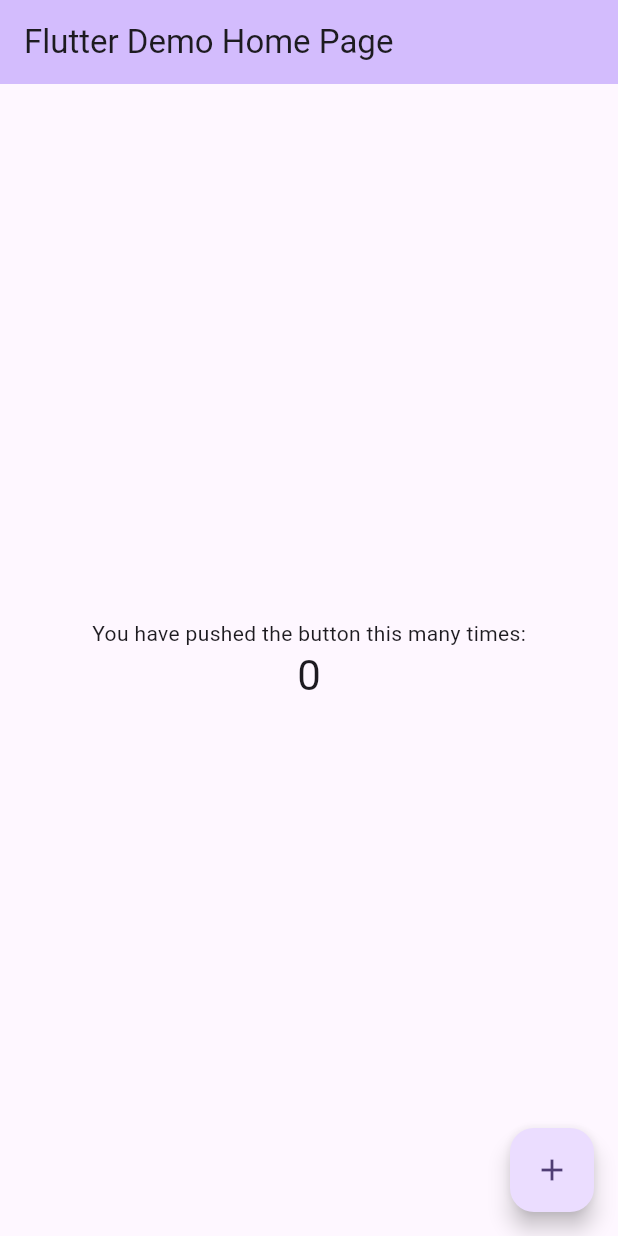
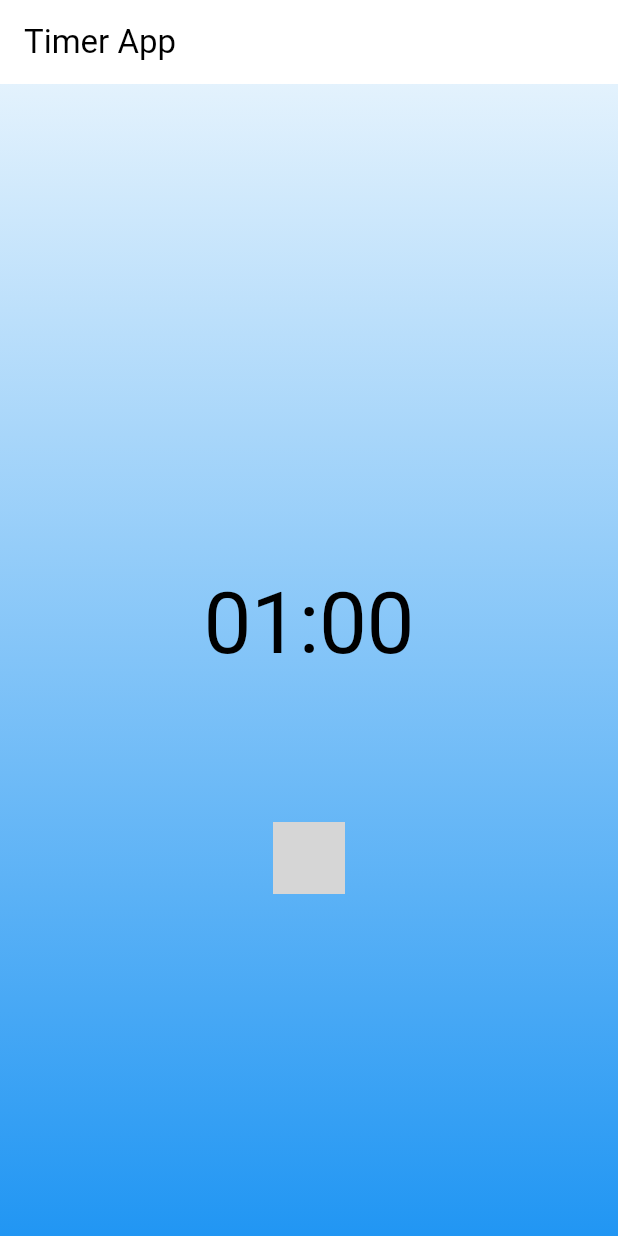
Before and after one commit to aggelostais/timer_app, a Flutter app: the screen it shows after launch, on a phone screen of 412 x 824 dp. Run offline on Flutter 3.47's test engine with Material 3 defaults, Android fonts, the phone set to English and light mode, and no system bars; our stand-ins replace bloc, flutter_bloc; statements that could not run were skipped; grey boxes are pictures that could not be loaded.

Commit message:
Add application UI

```diff
--- a/lib/app.dart
+++ b/lib/app.dart
@@ -0,0 +1,19 @@
+import 'package:flutter/material.dart';
+import 'package:timer_app/timer/view/timer_page.dart';
+
+class App extends StatelessWidget {
+  const App({super.key});
+
+  @override
+  Widget build(BuildContext context) {
+    return MaterialApp(
+      title: 'Flutter Timer',
+      theme: ThemeData(
+        colorScheme: const ColorScheme.light(
+          primary: Color.fromRGBO(72, 74, 126, 1),
+        ),
+      ),
+      home: const TimerPage(),
+    );
+  }
+}
--- a/lib/main.dart
+++ b/lib/main.dart
@@ -1,125 +1,4 @@
 import 'package:flutter/material.dart';
+import 'package:timer_app/app.dart';
 
-void main() {
-  runApp(const MyApp());
-}
-
-class MyApp extends StatelessWidget {
-  const MyApp({super.key});
-
-  // This widget is the root of your application.
-  @override
-  Widget build(BuildContext context) {
-    return MaterialApp(
-      title: 'Flutter Demo',
-      theme: ThemeData(
-        // This is the theme of your application.
-        //
-        // TRY THIS: Try running your application with "flutter run". You'll see
-        // the application has a purple toolbar. Then, without quitting the app,
-        // try changing the seedColor in the colorScheme below to Colors.green
-        // and then invoke "hot reload" (save your changes or press the "hot
-        // reload" button in a Flutter-supported IDE, or press "r" if you used
-        // the command line to start the app).
-        //
-        // Notice that the counter didn't reset back to zero; the application
-        // state is not lost during the reload. To reset the state, use hot
-        // restart instead.
-        //
-        // This works for code too, not just values: Most code changes can be
-        // tested with just a hot reload.
-        colorScheme: ColorScheme.fromSeed(seedColor: Colors.deepPurple),
-        useMaterial3: true,
-      ),
-      home: const MyHomePage(title: 'Flutter Demo Home Page'),
-    );
-  }
-}
-
-class MyHomePage extends StatefulWidget {
-  const MyHomePage({super.key, required this.title});
-
-  // This widget is the home page of your application. It is stateful, meaning
-  // that it has a State object (defined below) that contains fields that affect
-  // how it looks.
-
-  // This class is the configuration for the state. It holds the values (in this
-  // case the title) provided by the parent (in this case the App widget) and
-  // used by the build method of the State. Fields in a Widget subclass are
-  // always marked "final".
-
-  final String title;
-
-  @override
-  State<MyHomePage> createState() => _MyHomePageState();
-}
-
-class _MyHomePageState extends State<MyHomePage> {
-  int _counter = 0;
-
-  void _incrementCounter() {
-    setState(() {
-      // This call to setState tells the Flutter framework that something has
-      // changed in this State, which causes it to rerun the build method below
-      // so that the display can reflect the updated values. If we changed
-      // _counter without calling setState(), then the build method would not be
-      // called again, and so nothing would appear to happen.
-      _counter++;
-    });
-  }
-
-  @override
-  Widget build(BuildContext context) {
-    // This method is rerun every time setState is called, for instance as done
-    // by the _incrementCounter method above.
-    //
-    // The Flutter framework has been optimized to make rerunning build methods
-    // fast, so that you can just rebuild anything that needs updating rather
-    // than having to individually change instances of widgets.
-    return Scaffold(
-      appBar: AppBar(
-        // TRY THIS: Try changing the color here to a specific color (to
-        // Colors.amber, perhaps?) and trigger a hot reload to see the AppBar
-        // change color while the other colors stay the same.
-        backgroundColor: Theme.of(context).colorScheme.inversePrimary,
-        // Here we take the value from the MyHomePage object that was created by
-        // the App.build method, and use it to set our appbar title.
-        title: Text(widget.title),
-      ),
-      body: Center(
-        // Center is a layout widget. It takes a single child and positions it
-        // in the middle of the parent.
-        child: Column(
-          // Column is also a layout widget. It takes a list of children and
-          // arranges them vertically. By default, it sizes itself to fit its
-          // children horizontally, and tries to be as tall as its parent.
-          //
-          // Column has various properties to control how it sizes itself and
-          // how it positions its children. Here we use mainAxisAlignment to
-          // center the children vertically; the main axis here is the vertical
-          // axis because Columns are vertical (the cross axis would be
-          // horizontal).
-          //
-          // TRY THIS: Invoke "debug painting" (choose the "Toggle Debug Paint"
-          // action in the IDE, or press "p" in the console), to see the
-          // wireframe for each widget.
-          mainAxisAlignment: MainAxisAlignment.center,
-          children: <Widget>[
-            const Text(
-              'You have pushed the button this many times:',
-            ),
-            Text(
-              '$_counter',
-              style: Theme.of(context).textTheme.headlineMedium,
-            ),
-          ],
-        ),
-      ),
-      floatingActionButton: FloatingActionButton(
-        onPressed: _incrementCounter,
-        tooltip: 'Increment',
-        child: const Icon(Icons.add),
-      ), // This trailing comma makes auto-formatting nicer for build methods.
-    );
-  }
-}
+void main() => runApp(const App());
--- a/lib/ticker.dart
+++ b/lib/ticker.dart
@@ -3,8 +3,9 @@
 class Ticker {
   const Ticker();
   Stream<int> tick({required int ticks}) {
-    // duration: How often the tick should occur
-    // function: What values should be emitted (input values are 0,1,2,3,4)
+    // duration: How often the tick should occur, function: What values should be emitted
+    // Input: 0,1,2,3,4
+    // Output (10 ticks): 9,8,7,6,5,4,3,2,1,0
     return Stream.periodic(const Duration(seconds: 1), (x) => ticks - x - 1)
         .take(ticks);
   }
--- a/lib/timer/bloc/timer_bloc.dart
+++ b/lib/timer/bloc/timer_bloc.dart
@@ -7,23 +7,24 @@ part 'timer_state.dart';
 // Bloc: Takes a stream of TimerEvents as input and
 // transforms them into a stream of TimerStates as output.
 class TimerBloc extends Bloc<TimerEvent, TimerState> {
-  final Ticker _ticker;
-  static const int _duration = 60; // initial duration
-
-  // StreamSubscription: A subscription on a Stream.
-  StreamSubscription<int>? _tickerSubscription;
-
- // TimerBloc: Constructor
- // Create TimerBloc, take a Ticker as a parameter and initialize the state with TimerInitial.
- // Listen to TimerStarted, TimerPaused, and _TimerTicked events
- // and call the corresponding event handlers.
- TimerBloc({required Ticker ticker})
+  // TimerBloc: Constructor
+  // Create TimerBloc, take a Ticker as a parameter and initialize the state with TimerInitial.
+  // Listen to TimerStarted, TimerPaused, and _TimerTicked events
+  // and call the corresponding event handlers.
+  TimerBloc({required Ticker ticker})
       : _ticker = ticker,
         super(const TimerInitial(_duration)) {
     on<TimerStarted>(_onStarted);
     on<TimerPaused>(_onPaused);
+    on<TimerResumed>(_onResumed);
+    on<TimerReset>(_onReset);
     on<_TimerTicked>(_onTicked);
   }
+
+  final Ticker _ticker;
+  static const int _duration = 60; // initial duration
+  StreamSubscription<int>?
+      _tickerSubscription; // StreamSubscription: A subscription on a Stream.
 
   // we cancel the subscription when the bloc is closed
   @override
@@ -57,6 +58,22 @@ class TimerBloc extends Bloc<TimerEvent, TimerState> {
     }
   }
 
+  // If the state of our TimerBloc is TimerRunPause, resume the _tickerSubscription
+  // and start listening to the stream of ticks again.
+  void _onResumed(TimerResumed resume, Emitter<TimerState> emit) {
+    if (state is TimerRunPause) {
+      _tickerSubscription?.resume();
+      emit(TimerRunInProgress(state.duration));
+    }
+  }
+
+  // If the TimerBloc receives a TimerReset event, we cancel the _tickerSubscription
+  // and push a TimerInitial state with the initial duration.
+  void _onReset(TimerReset event, Emitter<TimerState> emit) {
+    _tickerSubscription?.cancel();
+    emit(const TimerInitial(_duration));
+  }
+
   // Every time a _TimerTicked event is received, if the tick’s duration is greater than 0,
   // we need to push an updated TimerRunInProgress state with the new duration.
   // Otherwise, if the tick’s duration is 0, our timer has ended and
--- a/lib/timer/bloc/timer_state.dart
+++ b/lib/timer/bloc/timer_state.dart
@@ -1,8 +1,7 @@
 part of 'timer_bloc.dart';
 
 // sealed class is a class that can only be extended by classes declared in the same file
-// Equa
-sealed class TimerState extends Equatable {
+sealed class TimerState {
   const TimerState(this.duration);
   final int duration;
 
--- /dev/null
+++ b/lib/timer/timer.dart
@@ -0,0 +1,2 @@
+export 'bloc/timer_bloc.dart';
+export 'view/timer_page.dart';
--- /dev/null
+++ b/lib/timer/view/timer_page.dart
@@ -0,0 +1,147 @@
+import 'package:flutter/material.dart';
+import 'package:flutter_bloc/flutter_bloc.dart';
+import 'package:timer_app/ticker.dart';
+import 'package:timer_app/timer/bloc/timer_bloc.dart';
+import 'package:timer_app/timer/timer.dart';
+
+class TimerPage extends StatelessWidget {
+  const TimerPage({super.key});
+  @override
+  Widget build(BuildContext context) {
+    // BlocProvider: Provides an instance of TimerBloc to TimerView and its children.
+    return BlocProvider(
+      create: (_) => TimerBloc(ticker: const Ticker()),
+      child: const TimerView(),
+    );
+  }
+}
+
+class TimerView extends StatelessWidget {
+  const TimerView({super.key});
+  @override
+  Widget build(BuildContext context) {
+    return Scaffold(
+      appBar: AppBar(title: const Text('Timer App')),
+      body: const Stack(
+        children: [
+          Background(),
+          Column(
+            mainAxisAlignment: MainAxisAlignment.center,
+            crossAxisAlignment: CrossAxisAlignment.center,
+            children: <Widget>[
+              Padding(
+                padding: EdgeInsets.symmetric(vertical: 100.0),
+                child: Center(child: TimerText()),
+              ),
+              Actions(),
+            ],
+          ),
+        ],
+      ),
+    );
+  }
+}
+
+class TimerText extends StatelessWidget {
+  const TimerText({super.key});
+  @override
+  Widget build(BuildContext context) {
+    // context.select: Selects a piece of state to rebuild this widget in response to state changes.
+    // We don't use BlockBuilder here because we only want to rebuild the Text widget when the duration changes.
+    // If we want to rebuild a value in response to state changes, we can use context.select.
+    // Why don't we use content.watch?
+    // The watch method is used to listen to the state of a single bloc.
+    // The select method is used to listen to the state of multiple blocs.
+    final duration = context.select((TimerBloc bloc) => bloc.state.duration);
+    final minutesStr =
+        ((duration / 60) % 60).floor().toString().padLeft(2, '0');
+    final secondsStr = (duration % 60).floor().toString().padLeft(2, '0');
+    return Text(
+      '$minutesStr:$secondsStr',
+      style: Theme.of(context).textTheme.displayLarge,
+    );
+  }
+}
+
+
+class Actions extends StatelessWidget {
+  const Actions({super.key});
+
+  @override
+  Widget build(BuildContext context) {
+    return BlocBuilder<TimerBloc, TimerState>(
+      buildWhen: (prev, state) => prev.runtimeType != state.runtimeType,
+      builder: (context, state) {
+        return Row(
+          mainAxisAlignment: MainAxisAlignment.spaceEvenly,
+          children: [
+            // We use a switch statement to return different widgets based on the state of the TimerBloc.
+            ...switch (state) {
+              TimerInitial() => [
+                  FloatingActionButton(
+                    child: const Icon(Icons.play_arrow),
+                    // Read the TimerBloc instance from the current BuildContext and
+                    // add TimerStarted event to the TimerBloc.
+                    onPressed: () => context
+                        .read<TimerBloc>()
+                        .add(TimerStarted(duration: state.duration)),
+                  ),
+                ],
+              TimerRunInProgress() => [
+                  FloatingActionButton(
+                    child: const Icon(Icons.pause),
+                    onPressed: () =>
+                        context.read<TimerBloc>().add(const TimerPaused()),
+                  ),
+                  FloatingActionButton(
+                    child: const Icon(Icons.replay),
+                    onPressed: () =>
+                        context.read<TimerBloc>().add(const TimerReset()),
+                  ),
+                ],
+              TimerRunPause() => [
+                  FloatingActionButton(
+                    child: const Icon(Icons.play_arrow),
+                    onPressed: () =>
+                        context.read<TimerBloc>().add(const TimerResumed()),
+                  ),
+                  FloatingActionButton(
+                    child: const Icon(Icons.replay),
+                    onPressed: () =>
+                        context.read<TimerBloc>().add(const TimerReset()),
+                  ),
+                ],
+              TimerRunComplete() => [
+                  FloatingActionButton(
+                    child: const Icon(Icons.replay),
+                    onPressed: () =>
+                        context.read<TimerBloc>().add(const TimerReset()),
+                  ),
+                ]
+            }
+          ],
+        );
+      },
+    );
+  }
+}
+
+
+class Background extends StatelessWidget {
+  const Background({super.key});
+  @override
+  Widget build(BuildContext context) {
+    return Container(
+      decoration: BoxDecoration(
+        gradient: LinearGradient(
+          begin: Alignment.topCenter,
+          end: Alignment.bottomCenter,
+          colors: [
+            Colors.blue.shade50,
+            Colors.blue.shade500,
+          ],
+        ),
+      ),
+    );
+  }
+}
--- a/pubspec.yaml
+++ b/pubspec.yaml
@@ -37,6 +37,7 @@ dependencies:
   cupertino_icons: ^1.0.6
   bloc: ^8.1.3
   meta: ^1.11.0
+  flutter_bloc: ^8.1.4
 
 dev_dependencies:
   flutter_test:
```
Also changed, not shown: pubspec.lock, 2 other files.
